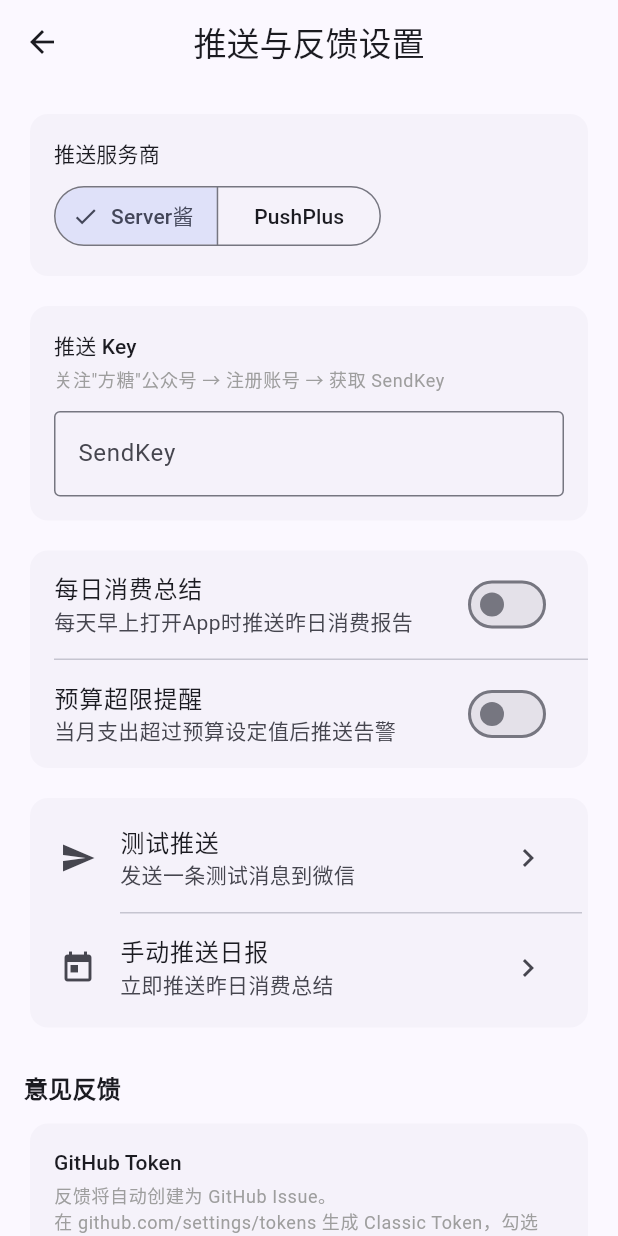
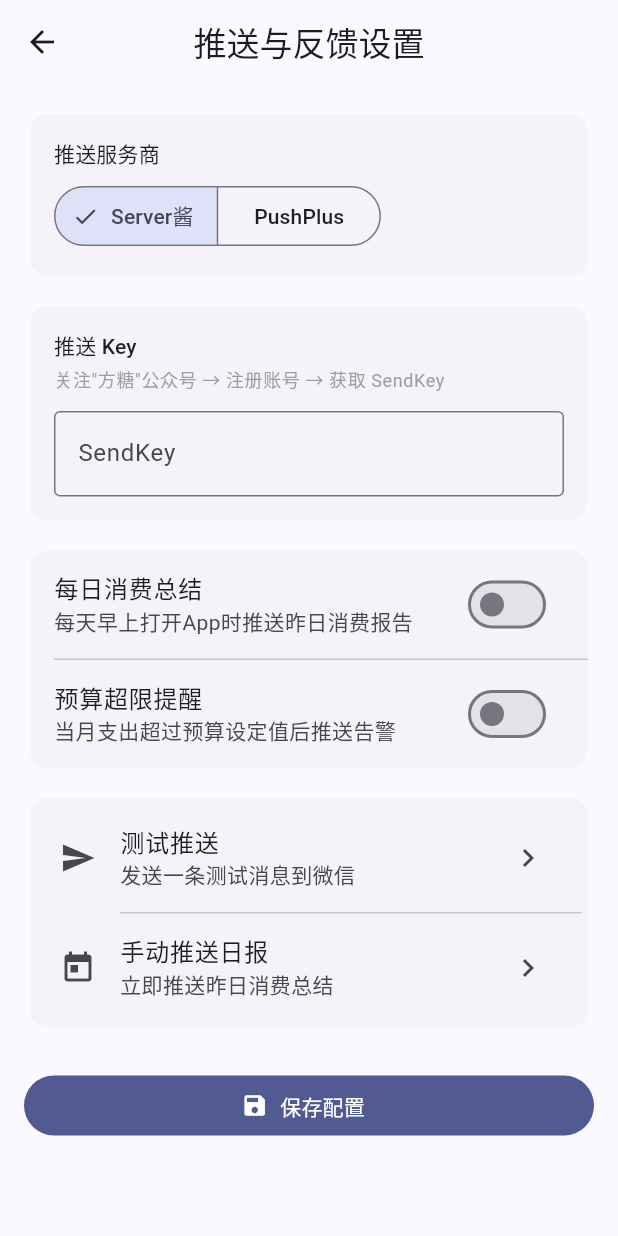
Before and after one commit to Shortcomings/bookkeeping, a Flutter app: the PushSettingsScreen screen opened directly, on a phone screen of 412 x 824 dp. Run offline on Flutter 3.47's test engine with Material 3 defaults, Android fonts, the phone set to English and light mode, and no system bars; our stand-ins replace csv, file_picker, fl_chart, flutter_markdown, share_plus, sqflite and 2 more; missing offline and left inert: charset, dart:html, excel, window_manager; accounts and stored records are empty.

Commit message:
feat: Token 安全改造 + 反馈限流 + v1.0.0 发布
- P5-01: Cloudflare Worker 后端代理替代硬编码 GitHub Token
- P5-02: Worker IP 限流 + 内容校验防止反馈滥用
- P5-03: APK 签名验证 + GitHub Release 发布
- 反馈 UI 精简：移除客户端 Token 配置

```diff
--- a/lib/database/database_helper.dart
+++ b/lib/database/database_helper.dart
@@ -36,7 +36,6 @@ class DatabaseHelper {
     if (oldVersion < 7) {
       try { await db.execute("ALTER TABLE feedback ADD COLUMN issue_number INTEGER"); } catch (_) {}
       try { await db.execute("ALTER TABLE feedback ADD COLUMN issue_state TEXT NOT NULL DEFAULT 'open'"); } catch (_) {}
-      try { await db.execute("UPDATE push_config SET feedback_key='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' WHERE feedback_key=''"); } catch (_) {}
     }
     if (oldVersion < 6) {
       await db.execute('''
@@ -430,7 +429,7 @@ class DatabaseHelper {
         budget_alert_pct INTEGER NOT NULL DEFAULT 80,
         last_daily_push_date TEXT,
         last_budget_alert_date TEXT,
-        feedback_key TEXT NOT NULL DEFAULT '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',
+        feedback_key TEXT NOT NULL DEFAULT '',
         default_user_name TEXT NOT NULL DEFAULT '',
         created_at TEXT NOT NULL,
         updated_at TEXT NOT NULL
--- a/lib/screens/integration/push_settings_screen.dart
+++ b/lib/screens/integration/push_settings_screen.dart
@@ -14,7 +14,6 @@ class _PushSettingsScreenState extends State<PushSettingsScreen> {
   final _formKey = GlobalKey<FormState>();
   String _provider = 'serverchan';
   final _keyController = TextEditingController();
-  final _feedbackKeyController = TextEditingController();
   bool _dailySummaryEnabled = false;
   bool _budgetAlertEnabled = false;
   int _budgetAlertPct = 80;
@@ -30,7 +29,6 @@ class _PushSettingsScreenState extends State<PushSettingsScreen> {
     final config = await PushService().getConfig();
     _provider = config.provider;
     _keyController.text = config.pushKey;
-    _feedbackKeyController.text = config.feedbackKey;
     _defaultUserName = config.defaultUserName;
     _dailySummaryEnabled = config.dailySummaryEnabled;
     _budgetAlertEnabled = config.budgetAlertEnabled;
@@ -41,7 +39,6 @@ class _PushSettingsScreenState extends State<PushSettingsScreen> {
   @override
   void dispose() {
     _keyController.dispose();
-    _feedbackKeyController.dispose();
     super.dispose();
   }
 
@@ -50,7 +47,7 @@ class _PushSettingsScreenState extends State<PushSettingsScreen> {
   PushConfig _buildConfig() => PushConfig(
     provider: _provider,
     pushKey: _keyController.text.trim(),
-    feedbackKey: _feedbackKeyController.text.trim(),
+    feedbackKey: '',
     defaultUserName: _defaultUserName,
     dailySummaryEnabled: _dailySummaryEnabled,
     budgetAlertEnabled: _budgetAlertEnabled,
@@ -245,59 +242,6 @@ class _PushSettingsScreenState extends State<PushSettingsScreen> {
             ),
 
             const SizedBox(height: 24),
-
-            // ---- GitHub Token for feedback ----
-            Text('意见反馈',
-                style: Theme.of(context).textTheme.titleMedium?.copyWith(fontWeight: FontWeight.w600)),
-            const SizedBox(height: 8),
-            Card(
-              child: Padding(
-                padding: const EdgeInsets.all(16),
-                child: Column(
-                  crossAxisAlignment: CrossAxisAlignment.start,
-                  children: [
-                    Text('GitHub Token', style: Theme.of(context).textTheme.titleSmall),
-                    const SizedBox(height: 4),
-                    Text(
-                      '反馈将自动创建为 GitHub Issue。\n'
-                      '在 github.com/settings/tokens 生成 Classic Token，'
-                      '勾选 repo 权限即可。',
-                      style: Theme.of(context).textTheme.bodySmall?.copyWith(color: Colors.grey),
-                    ),
-                    const SizedBox(height: 12),
-                    TextFormField(
-                      controller: _feedbackKeyController,
-                      decoration: const InputDecoration(
-                        labelText: 'GitHub Token',
-                        hintText: 'ghp_xxxxxxxxxxxxxxxxxxxx',
-                        border: OutlineInputBorder(),
-                      ),
-                      obscureText: true,
-                    ),
-                  ],
-                ),
-              ),
-            ),
-
-            const SizedBox(height: 16),
-            Card(
-              child: Padding(
-                padding: const EdgeInsets.all(12),
-                child: Row(
-                  children: [
-                    Icon(Icons.info_outline, size: 18, color: Theme.of(context).colorScheme.primary),
-                    const SizedBox(width: 8),
-                    const Expanded(
-                      child: Text(
-                        '推送和反馈两项配置互不影响，可分别填写。',
-                        style: TextStyle(fontSize: 13),
-                      ),
-                    ),
-                  ],
-                ),
-              ),
-            ),
-            const SizedBox(height: 24),
             FilledButton.icon(
               onPressed: _loading ? null : _save,
               icon: const Icon(Icons.save),
--- a/lib/services/feedback_service.dart
+++ b/lib/services/feedback_service.dart
@@ -23,26 +23,21 @@ class FeedbackService {
   FeedbackService._();
 
   final _db = DatabaseHelper();
-  static const _repoOwner = 'Shortcomings';
-  static const _repoName = 'bookkeeping';
+  static const _workerUrl = 'https://bookkeeping-feedback.lzj1156433224.workers.dev';
 
   Future<String> getToken() async {
-    final config = await PushService().getConfig();
-    final key = config.feedbackKey;
-    if (key.isNotEmpty) return key;
-    return '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';
+    // Token is handled server-side by Cloudflare Worker.
+    // Kept for backward compatibility with UI that checks token availability.
+    return 'configured';
   }
 
-  /// Submit feedback: create GitHub Issue + save locally with issue number.
+  /// Submit feedback: create GitHub Issue via Worker + save locally with issue number.
   Future<String?> submitFeedback({
     required String title,
     required String content,
     required int type,
     required String userName,
   }) async {
-    final token = await getToken();
-    if (token.isEmpty) return '请先配置 GitHub Token';
-
     final typeLabel = switch (type) { 1 => 'Bug', 2 => '其他', _ => '建议' };
     final userPrefix = userName.isNotEmpty ? '[用户名：$userName] ' : '';
     final issueTitle = '$userPrefix[$typeLabel] $title';
@@ -60,12 +55,8 @@ class FeedbackService {
 
     try {
       final response = await http.post(
-        Uri.parse('https://api.github.com/repos/$_repoOwner/$_repoName/issues'),
-        headers: {
-          'Authorization': 'token $token',
-          'Content-Type': 'application/json',
-          'Accept': 'application/vnd.github.v3+json',
-        },
+        Uri.parse('$_workerUrl/issues'),
+        headers: {'Content-Type': 'application/json'},
         body: jsonEncode({
           'title': issueTitle,
           'body': issueBody.toString(),
@@ -89,9 +80,6 @@ class FeedbackService {
 
       final body = jsonDecode(response.body);
       final msg = body['message'] as String? ?? 'HTTP ${response.statusCode}';
-      if (response.statusCode == 401) return 'Token 无效或已过期';
-      if (response.statusCode == 403) return 'API 限流，请稍后重试';
-      if (response.statusCode == 404) return '仓库未找到，请检查配置';
       return msg;
     } catch (e) {
       // Offline: save locally without issue number
@@ -153,16 +141,9 @@ class FeedbackService {
   Future<List<FeedbackReply>> fetchReplies(FeedbackItem item) async {
     if (item.issueNumber == null) return [];
 
-    final token = await getToken();
-    if (token.isEmpty) return [];
-
     try {
       final response = await http.get(
-        Uri.parse('https://api.github.com/repos/$_repoOwner/$_repoName/issues/${item.issueNumber}/comments'),
-        headers: {
-          'Authorization': 'token $token',
-          'Accept': 'application/vnd.github.v3+json',
-        },
+        Uri.parse('$_workerUrl/issues/${item.issueNumber}/comments'),
       ).timeout(const Duration(seconds: 10));
 
       if (response.statusCode == 200) {
@@ -183,22 +164,14 @@ class FeedbackService {
   Future<String> checkIssueState(FeedbackItem item) async {
     if (item.issueNumber == null) return item.issueState;
 
-    final token = await getToken();
-    if (token.isEmpty) return item.issueState;
-
     try {
       final response = await http.get(
-        Uri.parse('https://api.github.com/repos/$_repoOwner/$_repoName/issues/${item.issueNumber}'),
-        headers: {
-          'Authorization': 'token $token',
-          'Accept': 'application/vnd.github.v3+json',
-        },
+        Uri.parse('$_workerUrl/issues/${item.issueNumber}'),
       ).timeout(const Duration(seconds: 10));
 
       if (response.statusCode == 200) {
         final issue = jsonDecode(response.body);
         final state = (issue['state'] as String?) ?? 'open';
-        // Update local state
         final db = await _db.database;
         await db.update('feedback', {'issue_state': state},
             where: 'id = ?', whereArgs: [item.id]);
--- a/lib/services/push_service.dart
+++ b/lib/services/push_service.dart
@@ -3,13 +3,6 @@ import 'package:http/http.dart' as http;
 import 'package:intl/intl.dart';
 import '../database/database_helper.dart';
 import '../providers/transaction_provider.dart';
-
-const _defaultFeedbackToken = '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';
-
-String _readFeedbackKey(String? value) {
-  if (value == null || value.isEmpty) return _defaultFeedbackToken;
-  return value;
-}
 
 class PushConfig {
   final int id;
@@ -32,7 +25,7 @@ class PushConfig {
     this.budgetAlertPct = 80,
     this.lastDailyPushDate,
     this.lastBudgetAlertDate,
-    this.feedbackKey = _defaultFeedbackToken,
+    this.feedbackKey = '',
     this.defaultUserName = '',
   });
 
@@ -58,7 +51,7 @@ class PushConfig {
         budgetAlertPct: (map['budget_alert_pct'] as int?) ?? 80,
         lastDailyPushDate: map['last_daily_push_date'] as String?,
         lastBudgetAlertDate: map['last_budget_alert_date'] as String?,
-        feedbackKey: _readFeedbackKey(map['feedback_key'] as String?),
+        feedbackKey: (map['feedback_key'] as String?) ?? '',
         defaultUserName: (map['default_user_name'] as String?) ?? '',
       );
 
```
Also changed, not shown: lib/screens/feedback/feedback_screen.dart (+0 -20 lines), 3 other files.
